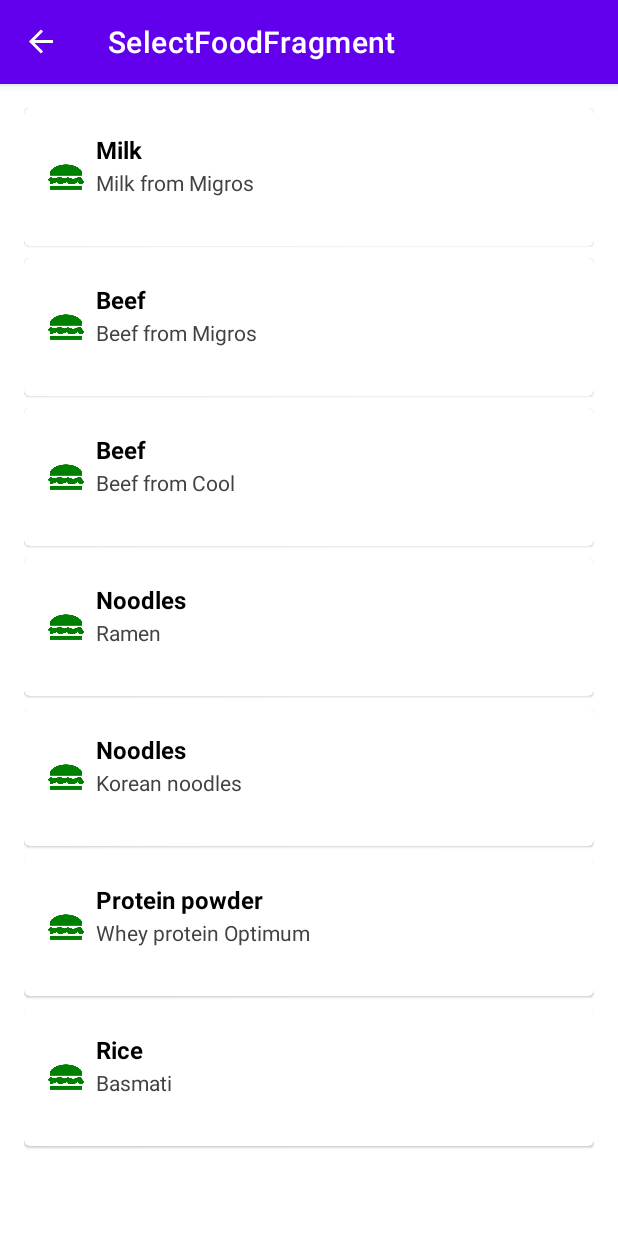
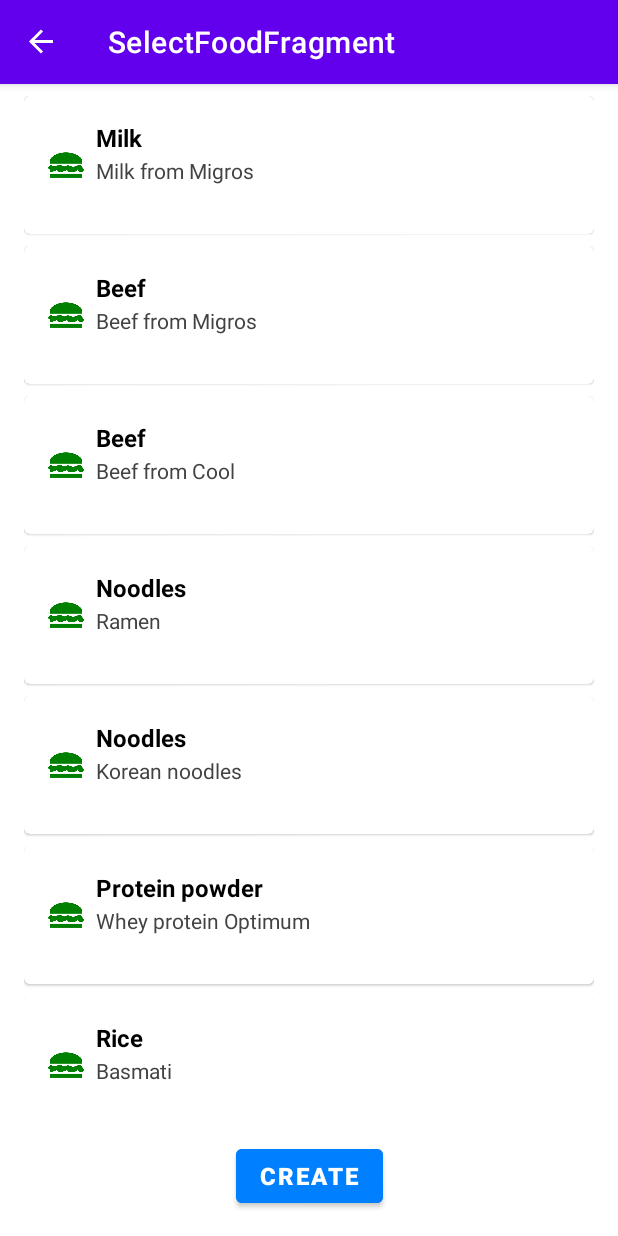
Before and after one commit to kennethjpaul/FoodTracker, an Android app: the SelectFoodFragment screen opened through its navigation route, on a phone screen of 412 x 824 dp. Run offline under Robolectric (Android 15) with nearby library versions, the phone set to English and light mode, and no system bars; our stand-ins replace data binding, navigation-ui.

Commit message:
Function : Added a button to create new food from select food page

```diff
--- a/app/src/main/java/com/kinetx/foodtracker/fragment/SelectFoodFragment.kt
+++ b/app/src/main/java/com/kinetx/foodtracker/fragment/SelectFoodFragment.kt
@@ -44,6 +44,12 @@ class SelectFoodFragment : Fragment(), FoodItemR.OnSelectFoodItem {
         binding.selectFoodRecycler.adapter = adapter
 
 
+        binding.selectFoodCreate.setOnClickListener()
+        {
+            view?.findNavController()?.navigate(SelectFoodFragmentDirections.actionSelectFoodFragmentToModifyFoodFragment(-1))
+        }
+
+
         viewModel.foodList.observe(viewLifecycleOwner)
         {
             adapter.setData(it)
--- a/app/src/main/res/layout/fragment_select_food.xml
+++ b/app/src/main/res/layout/fragment_select_food.xml
@@ -1,5 +1,6 @@
 <?xml version="1.0" encoding="utf-8"?>
 <layout xmlns:android="http://schemas.android.com/apk/res/android"
+    xmlns:app="http://schemas.android.com/apk/res-auto"
     xmlns:tools="http://schemas.android.com/tools">
 
     <data>
@@ -8,18 +9,34 @@
             type="com.kinetx.foodtracker.viewmodel.SelectFoodVM" />
     </data>
 
-    <FrameLayout
+    <androidx.constraintlayout.widget.ConstraintLayout
         android:layout_width="match_parent"
         android:layout_height="match_parent"
         tools:context=".fragment.SelectFoodFragment">
 
         <androidx.recyclerview.widget.RecyclerView
             android:id="@+id/select_food_recycler"
-            android:layout_marginTop="16dp"
+            android:layout_width="match_parent"
+            android:layout_height="0dp"
             android:layout_marginStart="16dp"
+            android:layout_marginTop="8dp"
             android:layout_marginEnd="16dp"
-            android:layout_width="match_parent"
-            android:layout_height="wrap_content"/>
+            android:layout_marginBottom="16dp"
+            app:layout_constraintBottom_toTopOf="@+id/select_food_create"
+            app:layout_constraintEnd_toEndOf="parent"
+            app:layout_constraintHorizontal_bias="0.0"
+            app:layout_constraintStart_toStartOf="parent"
+            app:layout_constraintTop_toTopOf="parent"
+            app:layout_constraintVertical_bias="0.0" />
 
-    </FrameLayout>
+        <Button
+            android:id="@+id/select_food_create"
+            style="@style/button_normal"
+            android:layout_marginBottom="16dp"
+            android:backgroundTint="@color/azure"
+            android:text="@string/create"
+            app:layout_constraintBottom_toBottomOf="parent"
+            app:layout_constraintEnd_toEndOf="parent"
+            app:layout_constraintStart_toStartOf="parent" />
+    </androidx.constraintlayout.widget.ConstraintLayout>
 </layout>
--- a/app/src/main/res/navigation/main_nav.xml
+++ b/app/src/main/res/navigation/main_nav.xml
@@ -69,5 +69,9 @@
     <fragment
         android:id="@+id/selectFoodFragment"
         android:name="com.kinetx.foodtracker.fragment.SelectFoodFragment"
-        android:label="SelectFoodFragment" />
+        android:label="SelectFoodFragment" >
+        <action
+            android:id="@+id/action_selectFoodFragment_to_modifyFoodFragment"
+            app:destination="@id/modifyFoodFragment" />
+    </fragment>
 </navigation>
--- a/app/src/main/res/values/strings.xml
+++ b/app/src/main/res/values/strings.xml
@@ -58,4 +58,5 @@
     <string name="food_details">Food Details</string>
     <string name="g">g</string>
     <string name="lorem_ipsum">Lorem ipsum dolor sit amet, consectetur adipiscing elit, sed do eiusmod tempor incididunt ut labore et dolore magna aliqua. Sed adipiscing diam donec adipiscing. Mi quis hendrerit dolor magna eget. Aliquam etiam erat velit scelerisque in dictum. Commodo ullamcorper a lacus vestibulum sed</string>
+    <string name="create">Create</string>
 </resources>
```
